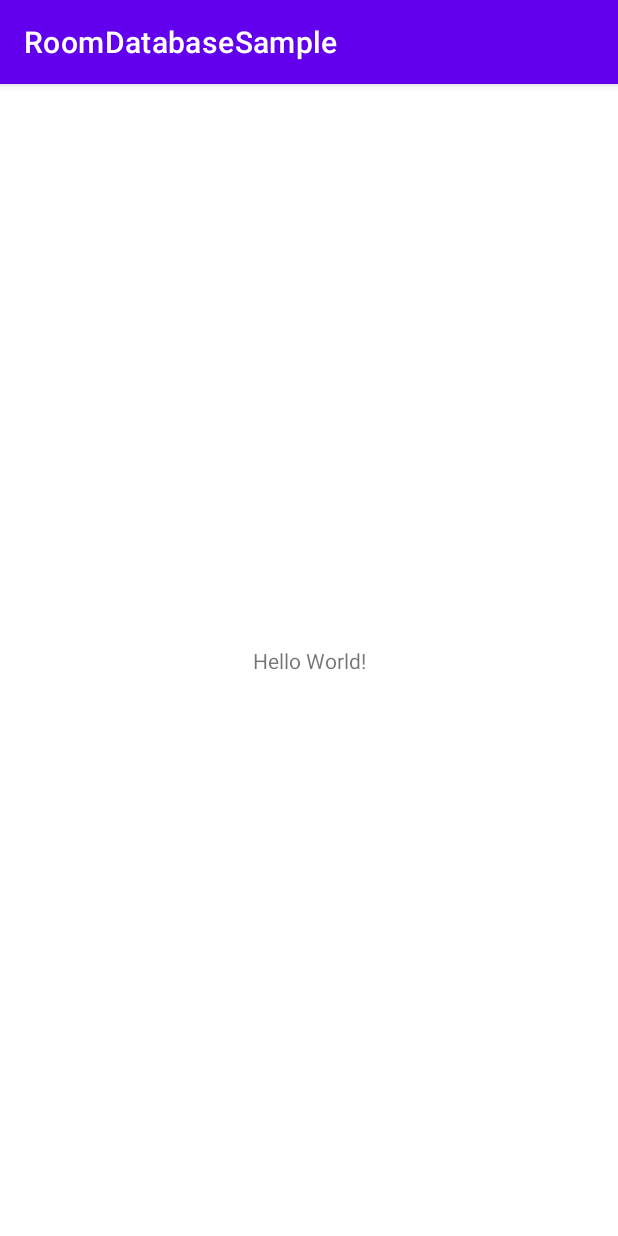
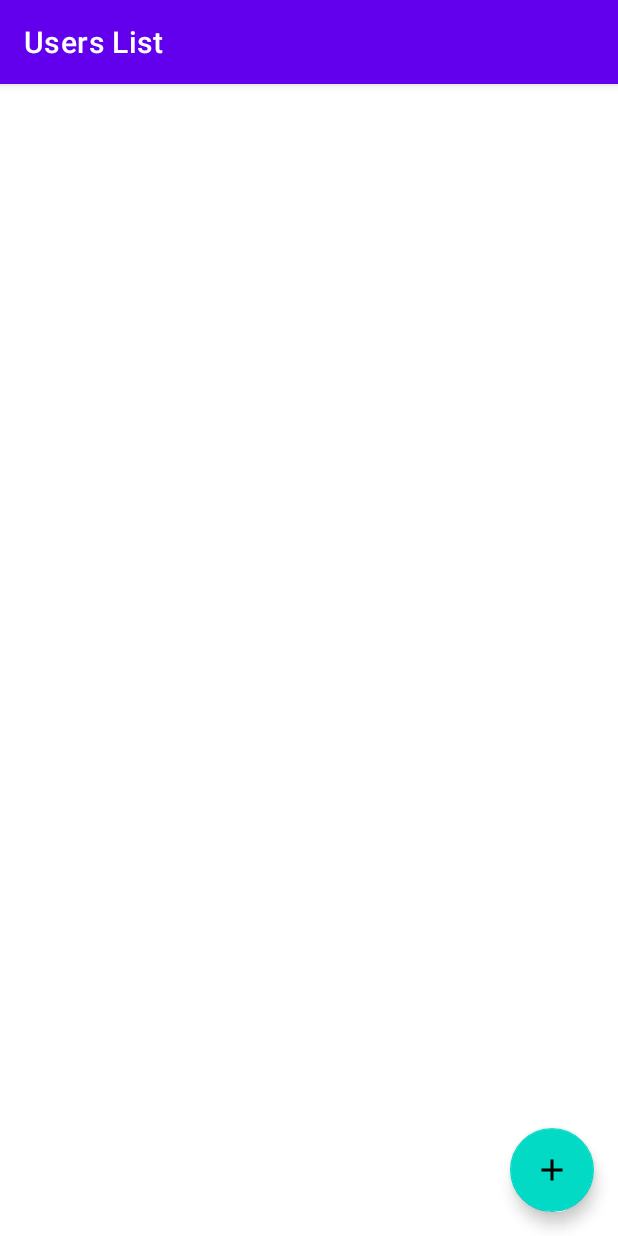
Before and after one commit to janssenbatista/room-database-sample, an Android app: the screen it shows after launch (MainActivity), on a phone screen of 412 x 824 dp. Run offline under Robolectric (Android 15) with nearby library versions, the phone set to English and light mode, and no system bars; our stand-ins replace navigation-ui.

Commit message:
Created screens and navigation

```diff
--- a/app/src/main/java/dev/janssenbatista/roomdatabasesample/MainActivity.kt
+++ b/app/src/main/java/dev/janssenbatista/roomdatabasesample/MainActivity.kt
@@ -1,11 +1,21 @@
 package dev.janssenbatista.roomdatabasesample
 
+import android.os.Bundle
 import androidx.appcompat.app.AppCompatActivity
-import android.os.Bundle
+import androidx.navigation.findNavController
+import androidx.navigation.fragment.findNavController
+import androidx.navigation.ui.AppBarConfiguration
+import androidx.navigation.ui.setupWithNavController
+import kotlinx.android.synthetic.main.activity_main.*
 
 class MainActivity : AppCompatActivity() {
     override fun onCreate(savedInstanceState: Bundle?) {
         super.onCreate(savedInstanceState)
         setContentView(R.layout.activity_main)
+        setSupportActionBar(myToolbar)
+        val navHostFragment = supportFragmentManager.findFragmentById(R.id.fragment)
+        val navController = navHostFragment!!.findNavController()
+        val config = AppBarConfiguration(navController.graph)
+        myToolbar.setupWithNavController(navController, config)
     }
 }
--- a/app/src/main/java/dev/janssenbatista/roomdatabasesample/data/UserViewModel.kt
+++ b/app/src/main/java/dev/janssenbatista/roomdatabasesample/data/UserViewModel.kt
@@ -9,13 +9,13 @@ import kotlinx.coroutines.launch
 
 class UserViewModel(application: Application) : AndroidViewModel(application) {
 
-    private val allUsers: LiveData<List<User>>
+    private val users: LiveData<List<User>>
     private val repository: UserRepository
 
     init {
         val userDao = UserDatabase.getDatabase(application).userDao()
         repository = UserRepository(userDao)
-        allUsers = repository.getAllUsers
+        users = repository.getAllUsers
     }
 
     fun addUser(user: User) {
--- /dev/null
+++ b/app/src/main/java/dev/janssenbatista/roomdatabasesample/fragments/ListFragment.kt
@@ -0,0 +1,28 @@
+package dev.janssenbatista.roomdatabasesample.fragments
+
+import android.os.Bundle
+import android.view.LayoutInflater
+import android.view.View
+import android.view.ViewGroup
+import androidx.fragment.app.Fragment
+import androidx.navigation.fragment.findNavController
+import dev.janssenbatista.roomdatabasesample.R
+import kotlinx.android.synthetic.main.fragment_list.view.*
+
+
+class ListFragment : Fragment() {
+
+    override fun onCreateView(
+        inflater: LayoutInflater, container: ViewGroup?,
+        savedInstanceState: Bundle?
+    ): View? {
+        // Inflate the layout for this fragment
+        val view = inflater.inflate(R.layout.fragment_list, container, false)
+        view.fab.setOnClickListener {
+            findNavController().navigate(R.id.action_listFragment_to_addFragment)
+        }
+        return view
+    }
+
+
+}
--- /dev/null
+++ b/app/src/main/res/drawable/ic_add.xml
@@ -0,0 +1,5 @@
+<vector android:height="24dp" android:tint="#000000"
+    android:viewportHeight="24" android:viewportWidth="24"
+    android:width="24dp" xmlns:android="http://schemas.android.com/apk/res/android">
+    <path android:fillColor="@android:color/white" android:pathData="M19,13h-6v6h-2v-6H5v-2h6V5h2v6h6v2z"/>
+</vector>
--- a/app/src/main/res/layout/activity_main.xml
+++ b/app/src/main/res/layout/activity_main.xml
@@ -6,13 +6,35 @@
     android:layout_height="match_parent"
     tools:context=".MainActivity">
 
-    <TextView
-        android:layout_width="wrap_content"
+    <com.google.android.material.appbar.AppBarLayout
+        android:layout_width="match_parent"
         android:layout_height="wrap_content"
-        android:text="Hello World!"
+        app:layout_constraintEnd_toEndOf="parent"
+        app:layout_constraintStart_toStartOf="parent"
+        app:layout_constraintTop_toTopOf="@+id/fragment">
+
+        <androidx.appcompat.widget.Toolbar
+            android:id="@+id/myToolbar"
+            android:layout_width="match_parent"
+            android:layout_height="?attr/actionBarSize"
+            android:background="?attr/colorPrimary"
+            android:elevation="4dp"
+            android:theme="@style/ThemeOverlay.AppCompat.Dark.ActionBar"
+            app:title="@string/users_list"
+            app:titleTextColor="@android:color/white" />
+
+    </com.google.android.material.appbar.AppBarLayout>
+
+    <androidx.fragment.app.FragmentContainerView
+        android:id="@+id/fragment"
+        android:name="androidx.navigation.fragment.NavHostFragment"
+        android:layout_width="match_parent"
+        android:layout_height="match_parent"
+        app:defaultNavHost="true"
         app:layout_constraintBottom_toBottomOf="parent"
         app:layout_constraintEnd_toEndOf="parent"
         app:layout_constraintStart_toStartOf="parent"
-        app:layout_constraintTop_toTopOf="parent" />
+        app:layout_constraintTop_toTopOf="parent"
+        app:navGraph="@navigation/my_nav" />
 
 </androidx.constraintlayout.widget.ConstraintLayout>
--- /dev/null
+++ b/app/src/main/res/layout/fragment_list.xml
@@ -0,0 +1,34 @@
+<?xml version="1.0" encoding="utf-8"?>
+<androidx.constraintlayout.widget.ConstraintLayout xmlns:android="http://schemas.android.com/apk/res/android"
+    xmlns:app="http://schemas.android.com/apk/res-auto"
+    xmlns:tools="http://schemas.android.com/tools"
+    android:layout_width="match_parent"
+    android:layout_height="match_parent"
+    tools:context=".fragments.ListFragment">
+
+    <androidx.recyclerview.widget.RecyclerView
+        android:id="@+id/recyclerView"
+        android:layout_width="match_parent"
+        android:layout_height="match_parent"
+        app:layout_constraintBottom_toBottomOf="parent"
+        app:layout_constraintEnd_toEndOf="parent"
+        app:layout_constraintHorizontal_bias="0.0"
+        app:layout_constraintStart_toStartOf="parent"
+        app:layout_constraintTop_toTopOf="parent"
+        app:layout_constraintVertical_bias="1.0" />
+
+    <com.google.android.material.floatingactionbutton.FloatingActionButton
+        android:id="@+id/fab"
+        android:layout_width="wrap_content"
+        android:layout_height="wrap_content"
+        android:layout_marginEnd="16dp"
+        android:layout_marginBottom="16dp"
+        android:clickable="true"
+        android:contentDescription="@string/add_button"
+        android:focusable="true"
+        android:src="@drawable/ic_add"
+        android:tint="@android:color/white"
+        app:layout_constraintBottom_toBottomOf="parent"
+        app:layout_constraintEnd_toEndOf="parent" />
+
+</androidx.constraintlayout.widget.ConstraintLayout>
--- /dev/null
+++ b/app/src/main/res/navigation/my_nav.xml
@@ -0,0 +1,26 @@
+<?xml version="1.0" encoding="utf-8"?>
+<navigation xmlns:android="http://schemas.android.com/apk/res/android"
+    xmlns:app="http://schemas.android.com/apk/res-auto"
+    xmlns:tools="http://schemas.android.com/tools"
+    android:id="@+id/my_nav"
+    app:startDestination="@id/listFragment">
+
+    <fragment
+        android:id="@+id/listFragment"
+        android:name="dev.janssenbatista.roomdatabasesample.fragments.ListFragment"
+        android:label="Users List"
+        tools:layout="@layout/fragment_list">
+        <action
+            android:id="@+id/action_listFragment_to_addFragment"
+            app:destination="@id/addFragment" />
+    </fragment>
+    <fragment
+        android:id="@+id/addFragment"
+        android:name="dev.janssenbatista.roomdatabasesample.fragments.AddFragment"
+        android:label="Add User"
+        tools:layout="@layout/fragment_add">
+        <action
+            android:id="@+id/action_addFragment_to_listFragment"
+            app:destination="@id/listFragment" />
+    </fragment>
+</navigation>
--- a/app/src/main/res/values-night/themes.xml
+++ b/app/src/main/res/values-night/themes.xml
@@ -1,6 +1,6 @@
 <resources xmlns:tools="http://schemas.android.com/tools">
     <!-- Base application theme. -->
-    <style name="Theme.RoomDatabaseSample" parent="Theme.MaterialComponents.DayNight.DarkActionBar">
+    <style name="Theme.RoomDatabaseSample" parent="Theme.MaterialComponents.DayNight.NoActionBar">
         <!-- Primary brand color. -->
         <item name="colorPrimary">@color/purple_200</item>
         <item name="colorPrimaryVariant">@color/purple_700</item>
--- a/app/src/main/res/values/strings.xml
+++ b/app/src/main/res/values/strings.xml
@@ -1,3 +1,11 @@
 <resources>
     <string name="app_name">RoomDatabaseSample</string>
+    <!-- TODO: Remove or change this placeholder text -->
+    <string name="hello_blank_fragment">Hello blank fragment</string>
+    <string name="last_name">Last Name</string>
+    <string name="first_name">First Name</string>
+    <string name="age">Age</string>
+    <string name="add">Add</string>
+    <string name="add_button">add button</string>
+    <string name="users_list">Users List</string>
 </resources>
--- a/app/src/main/res/values/themes.xml
+++ b/app/src/main/res/values/themes.xml
@@ -1,6 +1,6 @@
 <resources xmlns:tools="http://schemas.android.com/tools">
     <!-- Base application theme. -->
-    <style name="Theme.RoomDatabaseSample" parent="Theme.MaterialComponents.DayNight.DarkActionBar">
+    <style name="Theme.RoomDatabaseSample" parent="Theme.MaterialComponents.DayNight.NoActionBar">
         <!-- Primary brand color. -->
         <item name="colorPrimary">@color/purple_500</item>
         <item name="colorPrimaryVariant">@color/purple_700</item>
```
Also changed, not shown: app/build.gradle (+4 -3 lines), app/src/main/java/dev/janssenbatista/roomdatabasesample/fragments/AddFragment.kt (added, +58 -0 lines), app/src/main/res/layout/fragment_add.xml (added, +63 -0 lines).
